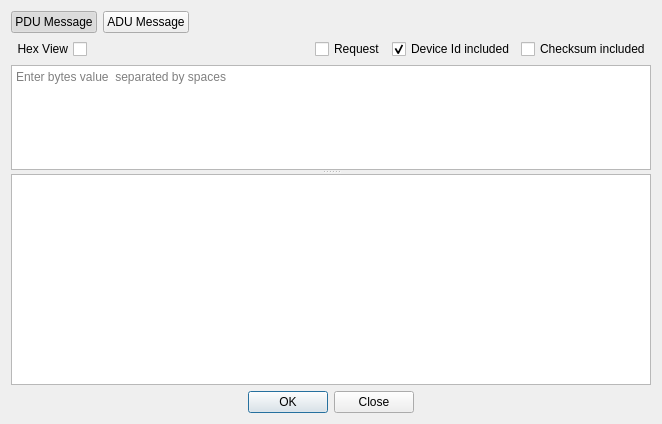
Qt form omodscan/dialogs/dialogmsgparser.ui (sanny32/OpenModScan) before a commit.
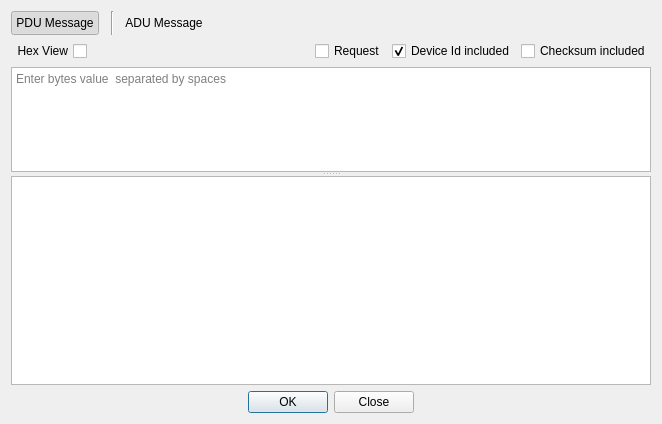
The same form after that commit. Custom widgets are drawn as their Qt base class.

Commit message: Correct ui view

The edit to the form file:
```diff
--- a/omodscan/dialogs/dialogmsgparser.ui
+++ b/omodscan/dialogs/dialogmsgparser.ui
@@ -18,6 +18,9 @@
     <layout class="QHBoxLayout" name="horizontalLayout_2">
      <item>
       <widget class="QPushButton" name="buttonPdu">
+       <property name="styleSheet">
+        <string notr="true">padding: 4px;</string>
+       </property>
        <property name="text">
         <string>PDU Message</string>
        </property>
@@ -33,10 +36,30 @@
        <property name="autoDefault">
         <bool>false</bool>
        </property>
+       <property name="flat">
+        <bool>true</bool>
+       </property>
+      </widget>
+     </item>
+     <item>
+      <widget class="Line" name="line">
+       <property name="orientation">
+        <enum>Qt::Horizontal</enum>
+       </property>
+      </widget>
+     </item>
+     <item>
+      <widget class="Line" name="line_2">
+       <property name="orientation">
+        <enum>Qt::Vertical</enum>
+       </property>
       </widget>
      </item>
      <item>
       <widget class="QPushButton" name="buttonAdu">
+       <property name="styleSheet">
+        <string notr="true">padding: 4px;</string>
+       </property>
        <property name="text">
         <string>ADU Message</string>
        </property>
@@ -49,6 +72,9 @@
        <property name="autoDefault">
         <bool>false</bool>
        </property>
+       <property name="flat">
+        <bool>true</bool>
+       </property>
       </widget>
      </item>
      <item>
```
